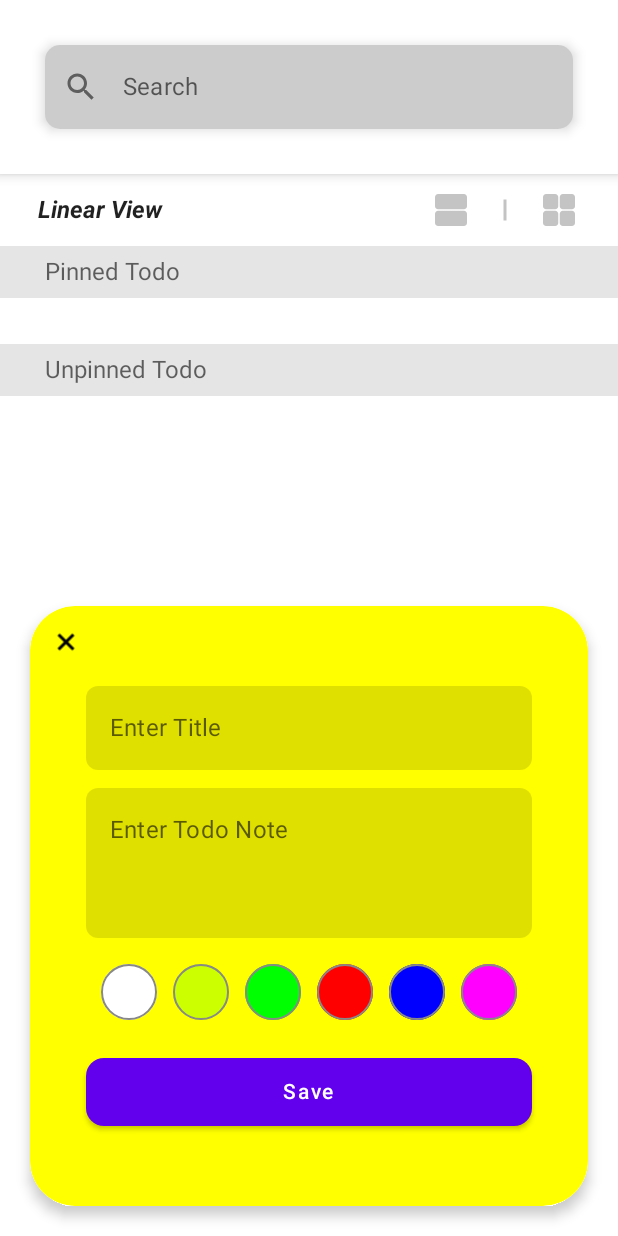
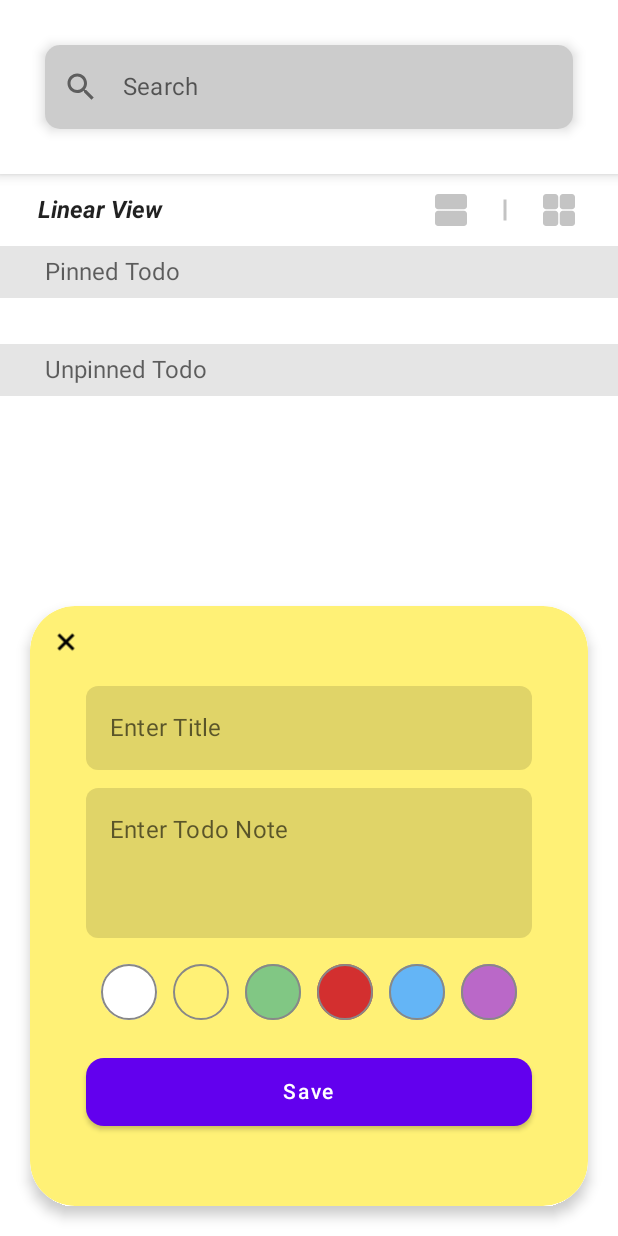
Before and after one commit to Zohaib1397/Todo_App, an Android app built with Jetpack Compose: the screen it shows after launch (MainActivity), after a tap on "Yellow Color", on a phone screen of 412 x 824 dp. Run offline under Robolectric (Android 15) with nearby library versions, the phone set to English and light mode, and no system bars; 3 other taps on this screen came first.

Commit message:
PreFinal implementation of Adding Notes //Missing features 1. Automatic Recomposing of Lazy Column 2. Lack of SharedPreferences 3. And many bug fixes are required

```diff
--- a/app/src/main/java/com/example/todo/CustomFloatButton.kt
+++ b/app/src/main/java/com/example/todo/CustomFloatButton.kt
@@ -23,12 +23,16 @@ import androidx.compose.ui.res.painterResource
 import androidx.compose.ui.tooling.preview.Preview
 import androidx.compose.ui.unit.dp
 import androidx.interpolator.view.animation.FastOutLinearInInterpolator
+import com.example.todo.ui.theme.TodoTheme
 
 @Composable
 fun CustomFloatingButton(
+) {
+    //---------- userDefinedColor is for the specific color choose by user from the colors database
+    var userDefinedColor:String by remember{mutableStateOf("White")}
+    var noteColorAsThemeState = if (isSystemInDarkTheme()) remember { mutableStateOf("Dark") } else remember { mutableStateOf("Light") }
 
-) {
-    var isExpended by remember { mutableStateOf(true) }
+    var isExpended by remember { mutableStateOf(false) }
     var noteColor =
         if (isSystemInDarkTheme()) remember { mutableStateOf(Color.Black.copy(alpha = 0.45f)) } else remember {
             mutableStateOf(Color.White)
@@ -101,6 +105,7 @@ fun CustomFloatingButton(
                         horizontalAlignment = Alignment.CenterHorizontally,
                         verticalArrangement = Arrangement.Center
                     ) {
+                        //----------------- Note/To-do title
                         TextField(
                             value = newNoteTitle, onValueChange = {
                                 newNoteTitle = it
@@ -117,6 +122,7 @@ fun CustomFloatingButton(
                             modifier = Modifier.fillMaxWidth(0.8f)
                         )
                         Spacer(modifier = Modifier.height(12.dp))
+                        // ----------------------- This text field is for Note/To-do description
                         TextField(
                             value = newNoteText, onValueChange = {
                                 newNoteText = it
@@ -135,44 +141,67 @@ fun CustomFloatingButton(
                         )
 
                         Spacer(modifier = Modifier.height(12.dp))
+                        //------------------ This part of code is used to display Color Buttons in the bottom floating button menu
+                        //------------------ Used to Trigger note colors
                         Row(
                             horizontalArrangement = Arrangement.SpaceAround
                         ) {
                             RoundedColorButton(
-                                onClick = { noteColor.value = Color.White },
-                                color = MaterialTheme.colors.surface
+                                onClick = {
+                                    noteColor.value = ColorsThemeStateList.itemsList.get("${noteColorAsThemeState.value} White")!!
+                                    userDefinedColor = "White"
+                                          },
+                                color = ColorsThemeStateList.itemsList.get("${noteColorAsThemeState.value} White")!!
                             )
                             RoundedColorButton(
-                                onClick = { noteColor.value = Color.Yellow },
-                                color = Color.Yellow.copy(
-                                    red = 0.8f
-                                ),
+                                onClick = {
+                                    noteColor.value = ColorsThemeStateList.itemsList.get("${noteColorAsThemeState.value} Yellow")!!
+                                    userDefinedColor = "Yellow"
+                                          },
+                                color = ColorsThemeStateList.itemsList.get("${noteColorAsThemeState.value} Yellow")!!,
                                 contentDescription = "Yellow Color"
                             )
                             RoundedColorButton(
-                                onClick = { noteColor.value = Color.Green },
-                                color = Color.Green,
+                                onClick = {
+                                    noteColor.value = ColorsThemeStateList.itemsList.get("${noteColorAsThemeState.value} Green")!!
+                                    userDefinedColor = "Green"
+                                          },
+                                color = ColorsThemeStateList.itemsList.get("${noteColorAsThemeState.value} Green")!!,
                                 contentDescription = "Green Color"
                             )
                             RoundedColorButton(
-                                onClick = { noteColor.value = Color.Red },
-                                color = Color.Red,
+                                onClick = {
+                                    noteColor.value = ColorsThemeStateList.itemsList.get("${noteColorAsThemeState.value} Red")!!
+                                    userDefinedColor = "Red"
+                                          },
+                                color = ColorsThemeStateList.itemsList.get("${noteColorAsThemeState.value} Red")!!,
                                 contentDescription = "Red Color"
                             )
                             RoundedColorButton(
-                                onClick = { noteColor.value = Color.Blue },
-                                color = Color.Blue,
+                                onClick = {
+                                    noteColor.value = ColorsThemeStateList.itemsList.get("${noteColorAsThemeState.value} Blue")!!
+                                    userDefinedColor = "Blue"
+                                          },
+                                color = ColorsThemeStateList.itemsList.get("${noteColorAsThemeState.value} Blue")!!,
                                 contentDescription = "Blue Color"
                             )
                             RoundedColorButton(
-                                onClick = { noteColor.value = Color.Magenta },
-                                color = Color.Magenta,
+                                onClick = {
+                                    noteColor.value = ColorsThemeStateList.itemsList.get("${noteColorAsThemeState.value} Magenta")!!
+                                    userDefinedColor = "Magenta"
+                                          },
+                                color = ColorsThemeStateList.itemsList.get("${noteColorAsThemeState.value} Magenta")!!,
                                 contentDescription = "Magenta Color"
                             )
+
                         }
                         Spacer(modifier = Modifier.height(20.dp))
+                        //------------ Save button to load the data to database
                         Button(
-                            onClick = { /*TODO*/ },
+                            onClick = {
+                                      TodoNotesList.itemsList.add(TodoNote(newNoteTitle,newNoteText,ColorsThemeStateList.itemsList.get("Light ${userDefinedColor}")!!,ColorsThemeStateList.itemsList.get("Dark ${userDefinedColor}")!!))
+                                        isExpended = !isExpended
+                                      },
                             shape = RoundedCornerShape(12.dp),
                             modifier = Modifier
                                 .fillMaxWidth(0.8f)
@@ -220,7 +249,15 @@ fun RoundedColorButton(
 }
 
 @Preview(name = "Light Mode")
+@Preview(
+    uiMode = Configuration.UI_MODE_NIGHT_YES,
+    showBackground = true
+)
 @Composable
 fun previewFloatingButton() {
-    CustomFloatingButton()
+    TodoTheme(){
+        Surface(color = MaterialTheme.colors.surface){
+            CustomFloatingButton()
+        }
+    }
 }
--- a/app/src/main/java/com/example/todo/TodoCard.kt
+++ b/app/src/main/java/com/example/todo/TodoCard.kt
@@ -32,7 +32,6 @@ fun TodoCard(
         if(isExpanded) 180f else 0f
     )
     Card(
-        //TODO(Enable This Comment)
         modifier = Modifier.fillMaxWidth(0.9f),
         shape = RoundedCornerShape(12.dp),
         elevation = 5.dp
--- a/app/src/main/java/com/example/todo/ui/theme/Color.kt
+++ b/app/src/main/java/com/example/todo/ui/theme/Color.kt
@@ -6,3 +6,15 @@ val Purple200 = Color(0xFFBB86FC)
 val Purple500 = Color(0xFF6200EE)
 val Purple700 = Color(0xFF3700B3)
 val Teal200 = Color(0xFF03DAC5)
+
+val Black1 = Color(0xF5222222)
+val Yellow300 = Color(0xFFFFF176)
+val Yellow500 = Color(0xFFF9A825)
+val Green300 = Color(0xFF81C784)
+val Green800 = Color(0xFF2E7D32)
+val Red300 = Color(0xFFD32F2F)
+val Red900 = Color(0xFFB71C1C)
+val Blue300 = Color(0xFF64B5F6)
+val Blue800 = Color(0xFF1565C0)
+val Magenta300 = Color(0xFFBA68C8)
+val Magenta800 = Color(0xFF6A1B9A)
--- a/app/src/main/java/com/example/todo/ui/theme/Theme.kt
+++ b/app/src/main/java/com/example/todo/ui/theme/Theme.kt
@@ -9,7 +9,7 @@ import androidx.compose.runtime.Composable
 private val DarkColorPalette = darkColors(
     primary = Purple200,
     primaryVariant = Purple700,
-    secondary = Teal200
+    secondary = Teal200,
 )
 
 private val LightColorPalette = lightColors(
```
Also changed, not shown: app/src/main/java/com/example/todo/TodoNoteViewModel.kt (added, +13 -0 lines), app/src/main/java/com/example/todo/itemsDataBase.kt (+23 -0 lines).
